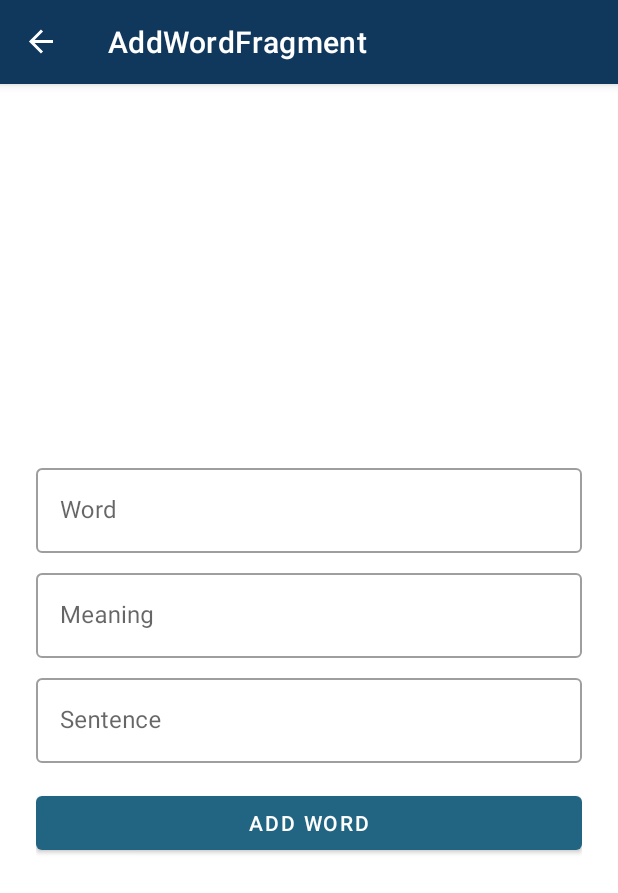
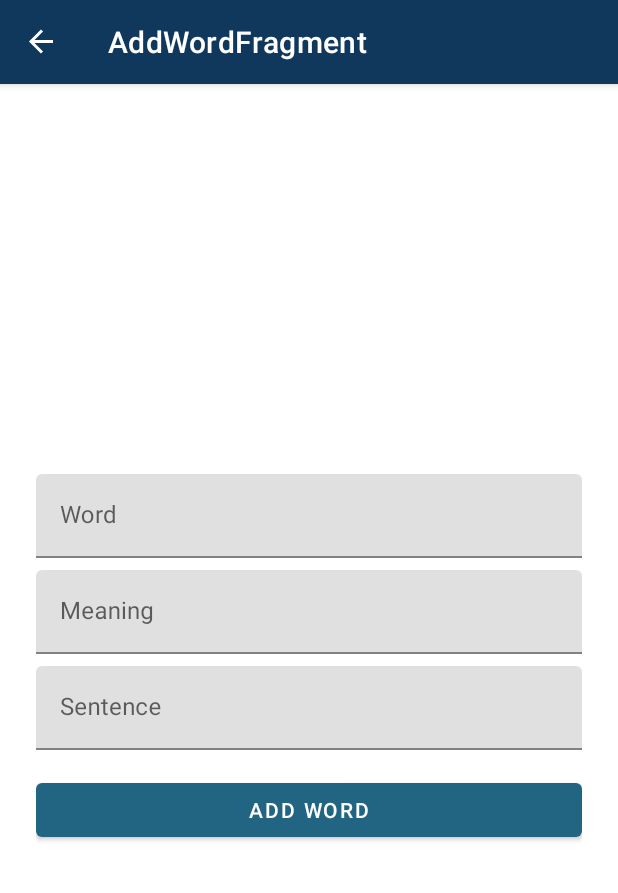
Before and after one commit to ga7uti/DailyVocabulary, an Android app: the screen it shows after launch (HomeActivity), after a tap on an icon or button, on a phone screen of 412 x 824 dp. Shown: the top 893 px of the screen. Run offline under Robolectric (Android 15) with nearby library versions, the phone set to English and light mode, and no system bars; our stand-ins replace Room's generated code, navigation-ui.

Commit message:
fix add_word_fragment.xml dark mode color

```diff
--- a/app/src/main/res/layout/add_word_fragment.xml
+++ b/app/src/main/res/layout/add_word_fragment.xml
@@ -8,9 +8,10 @@
     android:padding="24dp">
 
     <com.google.android.material.textfield.TextInputLayout
-        style="@style/Widget.MaterialComponents.TextInputLayout.OutlinedBox"
+        style="@style/Widget.MaterialComponents.TextInputLayout.FilledBox"
         android:layout_width="match_parent"
-        android:layout_height="wrap_content">
+        android:layout_height="wrap_content"
+        app:hintTextColor="@color/colorTextHint">
 
         <com.google.android.material.textfield.TextInputEditText
             android:id="@+id/etAddWordFragmentWord"
@@ -20,10 +21,11 @@
     </com.google.android.material.textfield.TextInputLayout>
 
     <com.google.android.material.textfield.TextInputLayout
-        style="@style/Widget.MaterialComponents.TextInputLayout.OutlinedBox"
+        style="@style/Widget.MaterialComponents.TextInputLayout.FilledBox"
         android:layout_width="match_parent"
         android:layout_height="wrap_content"
-        android:layout_marginTop="@dimen/size_8">
+        android:layout_marginTop="@dimen/size_8"
+        app:hintTextColor="@color/colorTextHint">
 
         <com.google.android.material.textfield.TextInputEditText
             android:id="@+id/etAddWordFragmentMeaning"
@@ -34,10 +36,11 @@
 
 
     <com.google.android.material.textfield.TextInputLayout
-        style="@style/Widget.MaterialComponents.TextInputLayout.OutlinedBox"
+        style="@style/Widget.MaterialComponents.TextInputLayout.FilledBox"
         android:layout_width="match_parent"
         android:layout_height="wrap_content"
-        android:layout_marginTop="@dimen/size_8">
+        android:layout_marginTop="@dimen/size_8"
+        app:hintTextColor="@color/colorTextHint">
 
         <com.google.android.material.textfield.TextInputEditText
             android:id="@+id/etAddWordFragmentSentence"
@@ -55,5 +58,5 @@
         android:layout_marginTop="@dimen/size_16"
         android:text="@string/add_word"
         android:textColor="@color/colorWhite"
-        app:backgroundTint="@color/colorBtn"/>
+        app:backgroundTint="@color/colorBtn" />
 </LinearLayout>
--- a/app/src/main/res/values-night/colors.xml
+++ b/app/src/main/res/values-night/colors.xml
@@ -8,12 +8,14 @@
     <!-- text color-->
     <color name="colorHeadingText">#ffffff</color>
     <color name="colorSecondaryText">#ffffff</color>
-    <color name="colorTextHint">#dadada</color>
+    <color name="colorTextHint">#ffffff</color>
 
-    <!--misc-->
+    <!--layout-->
     <color name="colorBtn">#212121</color>
     <color name="colorScreenBackground">#1c1c1c</color>
     <color name="colorCardBackground">#212121</color>
+
+    <!--misc-->
     <color name="colorWhite">#FFFFFF</color>
     <color name="colorDangerRed">#D9534F</color>
 </resources>
--- a/app/src/main/res/values/colors.xml
+++ b/app/src/main/res/values/colors.xml
@@ -10,11 +10,12 @@
     <color name="colorSecondaryText">#616161</color>
     <color name="colorTextHint">#dadada</color>
 
-    <!--misc-->
+    <!--layout-->
     <color name="colorBtn">#216583</color>
     <color name="colorScreenBackground">#FFFFFF</color>
     <color name="colorCardBackground">#ffffff</color>
-    <color name="colorToolbar">#FFFFFF</color>
+
+    <!--misc-->
     <color name="colorWhite">#FFFFFF</color>
     <color name="colorDangerRed">#D9534F</color>
 </resources>
```
